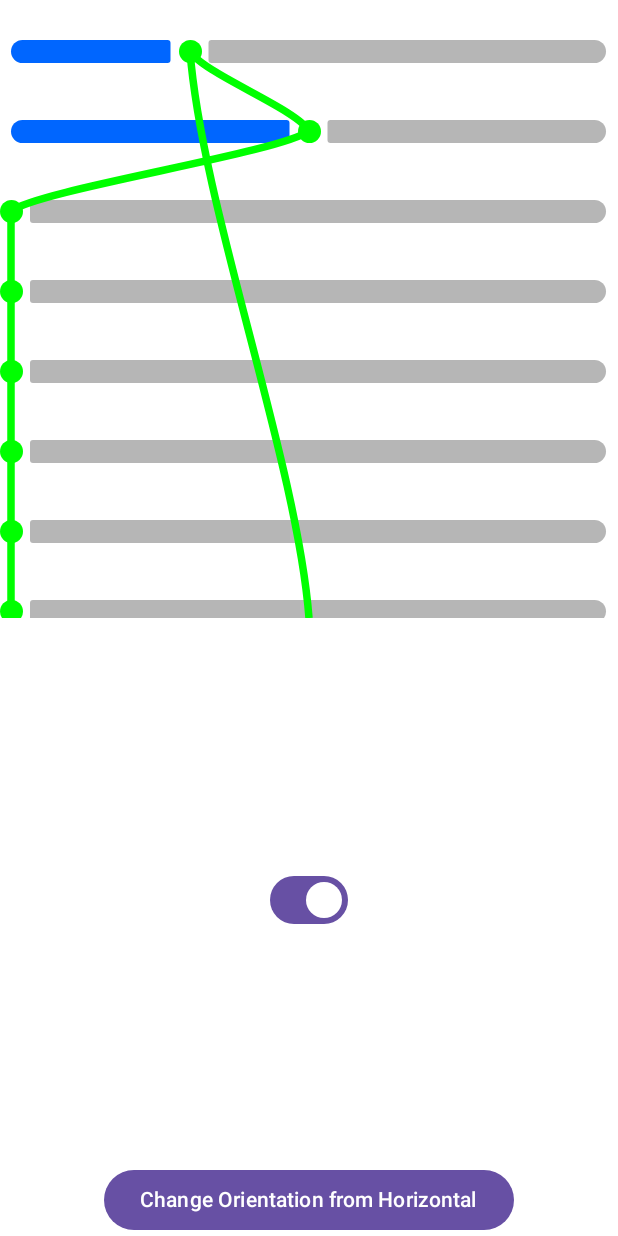
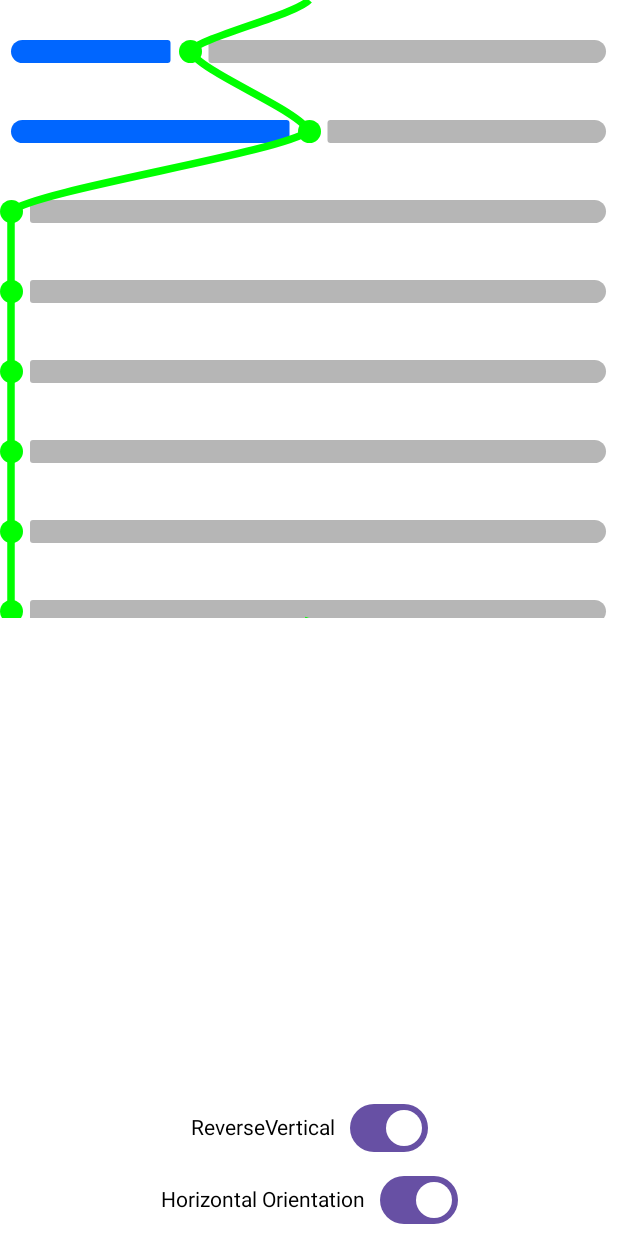
Before and after one commit to Sruf-y/Music-Hub, an Android app built with Jetpack Compose: the @Preview function Preview2, on a phone screen of 412 x 824 dp. Run offline under Robolectric (Android 15) with nearby library versions, the phone set to English and light mode, and no system bars.

Commit message:
Finished eqializer bars, gotta write documentation for them now

```diff
--- a/app/src/main/java/SrufComposeComponents/Experimental/VerticalSlider.kt
+++ b/app/src/main/java/ui/components/Slider.kt
@@ -1,5 +1,4 @@
-package SrufComposeComponents.Experimental
-
+package ui.components
 
 import androidx.annotation.FloatRange
 import androidx.annotation.IntRange
@@ -123,6 +122,7 @@ import androidx.compose.ui.util.lerp
 import androidx.compose.ui.util.packFloats
 import androidx.compose.ui.util.unpackFloat1
 import androidx.compose.ui.util.unpackFloat2
+import com.aacomposetest.Log
 import com.aacomposetest.append
 import com.aacomposetest.roundToIntOffset
 import com.aacomposetest.ui.theme.MyColor
@@ -3146,7 +3146,6 @@ fun ConnectedSliderGroup(
       )
    },
    track: @Composable (SliderState) -> Unit = { sliderState ->
-
       SliderDefaults.Track(
          colors = colors,
          enabled = enabled,
@@ -3227,7 +3226,7 @@ fun ConnectedSliderGroup(
             if (lineEndValue != null) {
                when (state.orientation) {
                   Vertical -> {
-                     points[0] = Offset(
+                     points[points.size-1] = Offset(
                         it.size.width.toFloat(),
                         when (state.reverseVerticalDirection) {
                            // Cases for vertical orientation
@@ -3243,7 +3242,7 @@ fun ConnectedSliderGroup(
                   }
 
                   Horizontal -> {
-                     points[0] = Offset(
+                     points[points.size-1] = Offset(
                         when (isRtl) {
                            false -> {
                               it.size.width * lineEndValue
@@ -3417,7 +3416,8 @@ fun ConnectedSliderGroup(
          val path = Path()
 
          // Start at first point
-         path.moveTo(points[0].x, points[0].y)
+         path.moveTo(points[0].x,points[0].y)
+
 
          // Generate smooth curve through all points
          when(state.orientation){
@@ -3445,6 +3445,7 @@ fun ConnectedSliderGroup(
                      x3 = points[i].x,
                      y3 = points[i].y
                   )
+                  Log("X${i-1} = ${points[i-1].x}")
                }
             }
          }
@@ -3457,18 +3458,25 @@ fun ConnectedSliderGroup(
             color = lineColor,
             style = Stroke(width = lineWidth.toPx())
          )
+         path.rewind()
       }
 
    }
 
    // keep scroll parity for the last and first items in case that beginning and ends exist
+   if(false)
    LaunchedEffect(scroll.value,state.orientation,childLayoutCoords) {
       if(childLayoutCoords!=null){
+
+         // pre-calculate for RTL behaviour
+         val zeroX = (scroll.value * -1).toFloat()
+         val maxX = childLayoutCoords!!.size.width.toFloat()-scroll.value
+
          if (lineStartValue != null) {
             when (state.orientation) {
                Vertical -> {
                   points[0] = points[0].copy(
-                     x = (scroll.value * -1).toFloat(),
+                     x = if(!isRtl) zeroX else maxX,
                      y = childLayoutCoords?.let {
                         when (state.reverseVerticalDirection) {
                            // Cases for vertical orientation
@@ -3508,7 +3516,7 @@ fun ConnectedSliderGroup(
             when (state.orientation) {
                Vertical -> {
                   points[points.lastIndex] = points[points.lastIndex].copy(
-                     x = childLayoutCoords!!.size.width.toFloat()-scroll.value,
+                     x = if(!isRtl) maxX else zeroX,
                      y = childLayoutCoords?.let {
                         when (state.reverseVerticalDirection) {
                            // Cases for vertical orientation
@@ -3646,7 +3654,8 @@ private fun Preview2(){
 
    Box(Modifier
       .fillMaxSize()
-      .background(MyColor.White)){
+      .background(MyColor.White)
+   ){
       ConnectedSliderGroup(state,
          lineWidth = 5.dp,
          lineColor = Color.Green,
@@ -3664,22 +3673,32 @@ private fun Preview2(){
          lineEndValue = 0.5f
       )
 
-      Switch(state.reverseVerticalDirection,
+      // Controlls for testing
+      Column(Modifier.align(Alignment.BottomCenter), horizontalAlignment = Alignment.CenterHorizontally) {
+         Row(verticalAlignment = Alignment.CenterVertically) {
+            Text("ReverseVertical")
+            Spacer(Modifier.width(10.dp))
+            Switch(
+               state.reverseVerticalDirection,
                onCheckedChange = {
                   state.updateVerticalDirection(it)
-         },
-         modifier = Modifier
-            .align(Alignment.BottomCenter)
-            .padding(bottom = 200.dp)
-      )
-      Button(modifier = Modifier.align(Alignment.BottomCenter),
-         onClick = {
-            state.updateOrientation(if(state.orientation == Horizontal)Vertical else Horizontal)
-
-         }
-      ) {
-         Text("Change Orientation from ${state.orientation.name}")
-      }
+               }
+            )
+         }
+         Row(verticalAlignment = Alignment.CenterVertically) {
+            Text("Horizontal Orientation")
+            Spacer(Modifier.width(10.dp))
+            Switch(
+               state.orientation == Horizontal,
+               onCheckedChange = {
+                  state.updateOrientation(if(it) Horizontal else Vertical)
+               }
+            )
+         }
+
+      }
+
+
 
       LaunchedEffect(Unit) {
          state.states[0].value = 0.3f
```
Lines whose indentation alone changed are shown as unchanged.
